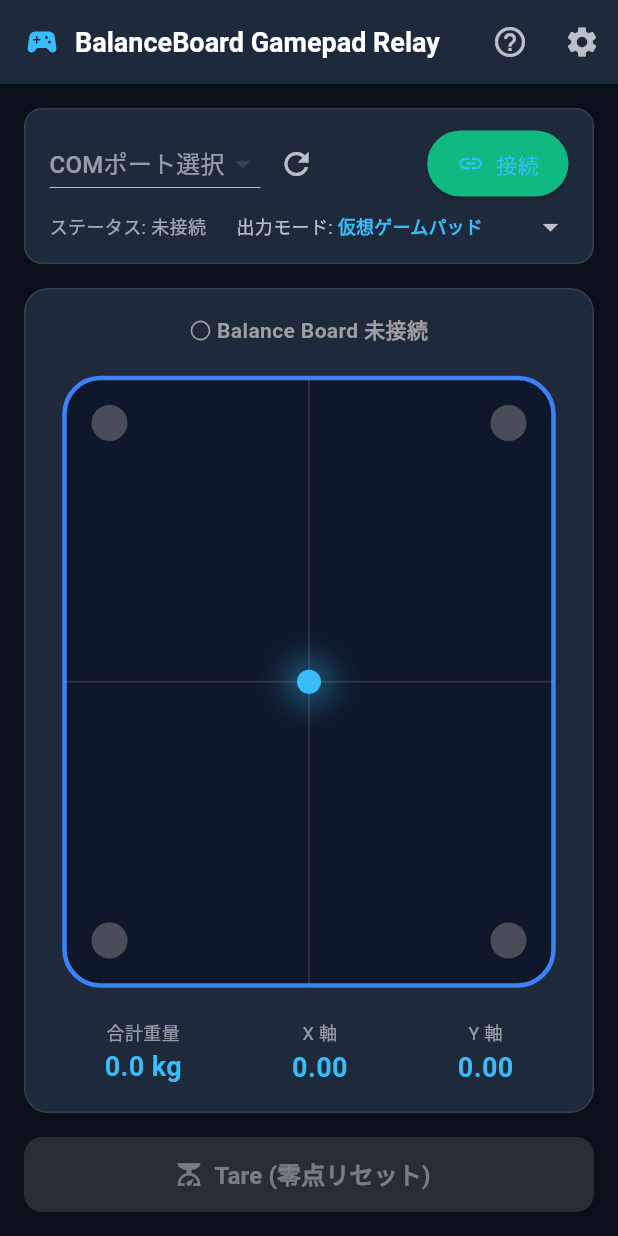
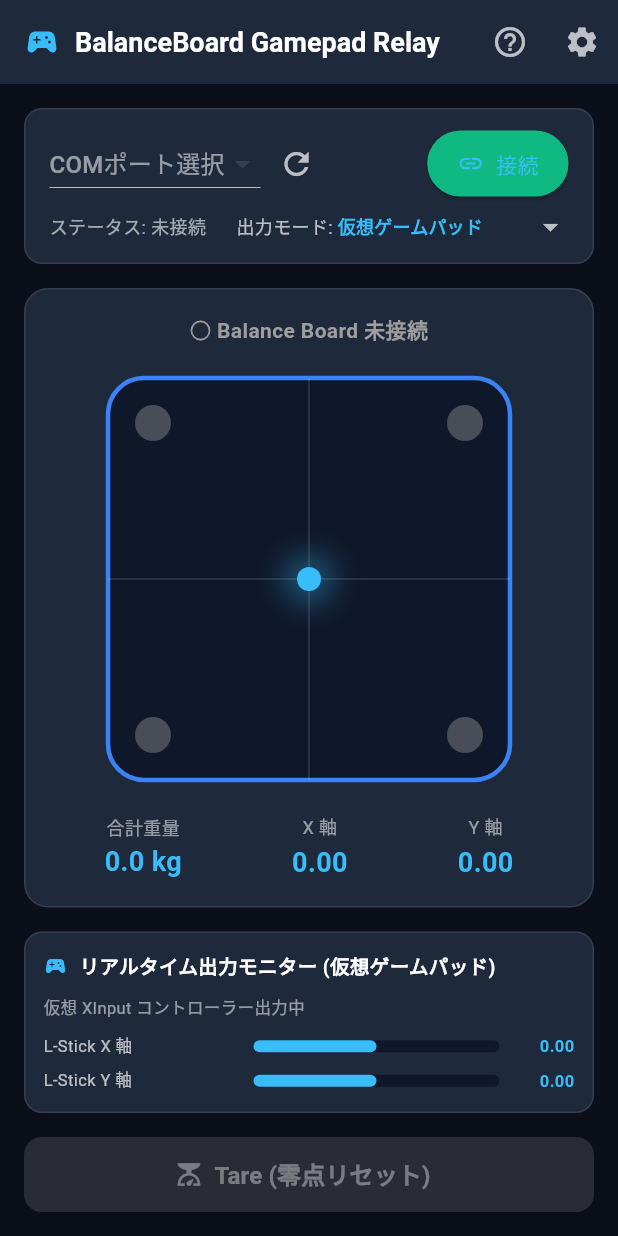
Before and after one commit to tfuru/BalanceBoard-Gamepad, a Flutter app: the screen it shows after launch, on a phone screen of 412 x 824 dp. Run offline on Flutter 3.47's test engine with Material 3 defaults, Android fonts, the phone set to English and light mode, and no system bars; missing offline and left inert: dart:ffi, flutter_libserialport.

Commit message:
feat: ダッシュボードへリアルタイム出力確認モニター(OutputStatusCard)の追加

```diff
--- a/App/lib/providers/gamepad_provider.dart
+++ b/App/lib/providers/gamepad_provider.dart
@@ -25,6 +25,38 @@ class GamepadProvider extends ChangeNotifier {
   bool get isSerialConnected => _isSerialConnected;
   String get statusMessage => _statusMessage;
   KeyboardService get keyboardService => _keyboardService;
+
+  // モニタリング用のアクティブ出力計算値 Getter
+  double get activeOscX {
+    double rawX = _currentData.centerX;
+    double x = (rawX.abs() < _config.deadzone) ? 0.0 : rawX;
+    x *= _config.sensitivity;
+    x = x.clamp(-1.0, 1.0);
+    return _config.invertOscX ? -x : x;
+  }
+
+  double get activeOscY {
+    double rawY = _currentData.centerY;
+    double y = (rawY.abs() < _config.deadzone) ? 0.0 : rawY;
+    y *= _config.sensitivity;
+    y = y.clamp(-1.0, 1.0);
+    return _config.invertOscY ? -y : y;
+  }
+
+  double get activeGamepadX {
+    double rawX = _currentData.centerX;
+    double x = (rawX.abs() < _config.deadzone) ? 0.0 : rawX;
+    x *= _config.sensitivity;
+    return x.clamp(-1.0, 1.0);
+  }
+
+  double get activeGamepadY {
+    double rawY = _currentData.centerY;
+    double y = (rawY.abs() < _config.deadzone) ? 0.0 : rawY;
+    y *= _config.sensitivity;
+    return y.clamp(-1.0, 1.0);
+  }
+
 
   GamepadProvider() {
     _oscService = OscService(host: _config.oscHost, port: _config.oscPort);
--- /dev/null
+++ b/App/lib/views/components/output_status_card.dart
@@ -0,0 +1,242 @@
+import 'package:flutter/material.dart';
+import 'package:provider/provider.dart';
+import '../../models/app_config.dart';
+import '../../providers/gamepad_provider.dart';
+
+/// 選択中出力モードの動作・キー押下・送信パラメータをリアルタイム監視・確認できるモニターカード
+class OutputStatusCard extends StatelessWidget {
+  const OutputStatusCard({super.key});
+
+  @override
+  Widget build(BuildContext context) {
+    final provider = Provider.of<GamepadProvider>(context);
+    final mode = provider.config.outputMode;
+
+    return Container(
+      padding: const EdgeInsets.all(12),
+      decoration: BoxDecoration(
+        color: const Color(0xFF1E293B),
+        borderRadius: BorderRadius.circular(12),
+        border: Border.all(color: Colors.white10),
+      ),
+      child: Column(
+        crossAxisAlignment: CrossAxisAlignment.start,
+        children: [
+          Row(
+            children: [
+              Icon(
+                _getModeIcon(mode),
+                size: 16,
+                color: _getModeColor(mode),
+              ),
+              const SizedBox(width: 8),
+              Text(
+                'リアルタイム出力モニター (${mode.label})',
+                style: const TextStyle(
+                  color: Colors.white,
+                  fontSize: 13,
+                  fontWeight: FontWeight.bold,
+                ),
+              ),
+            ],
+          ),
+          const SizedBox(height: 10),
+          _buildModeContent(context, provider, mode),
+        ],
+      ),
+    );
+  }
+
+  IconData _getModeIcon(OutputMode mode) {
+    switch (mode) {
+      case OutputMode.virtualGamepad:
+        return Icons.sports_esports;
+      case OutputMode.oscInputController:
+        return Icons.sensors;
+      case OutputMode.keyboardWasd:
+        return Icons.keyboard;
+      case OutputMode.none:
+        return Icons.block;
+    }
+  }
+
+  Color _getModeColor(OutputMode mode) {
+    switch (mode) {
+      case OutputMode.virtualGamepad:
+        return const Color(0xFF38BDF8);
+      case OutputMode.oscInputController:
+        return const Color(0xFF10B981);
+      case OutputMode.keyboardWasd:
+        return const Color(0xFFF59E0B);
+      case OutputMode.none:
+        return Colors.grey;
+    }
+  }
+
+  Widget _buildModeContent(BuildContext context, GamepadProvider provider, OutputMode mode) {
+    switch (mode) {
+      case OutputMode.keyboardWasd:
+        return _buildWasdMonitor(provider);
+      case OutputMode.oscInputController:
+        return _buildOscMonitor(provider);
+      case OutputMode.virtualGamepad:
+        return _buildGamepadMonitor(provider);
+      case OutputMode.none:
+        return const Padding(
+          padding: EdgeInsets.symmetric(vertical: 8),
+          child: Center(
+            child: Text(
+              '出力中継は停止しています（デバッグ表示のみ）',
+              style: TextStyle(color: Colors.white54, fontSize: 12),
+            ),
+          ),
+        );
+    }
+  }
+
+  /// WASD キーボード押下モニター
+  Widget _buildWasdMonitor(GamepadProvider provider) {
+    final kb = provider.keyboardService;
+    return Column(
+      children: [
+        Row(
+          mainAxisAlignment: MainAxisAlignment.center,
+          children: [
+            const SizedBox(width: 44),
+            _buildKeyTile('W', kb.isWPressed),
+            const SizedBox(width: 44),
+          ],
+        ),
+        const SizedBox(height: 6),
+        Row(
+          mainAxisAlignment: MainAxisAlignment.center,
+          children: [
+            _buildKeyTile('A', kb.isAPressed),
+            const SizedBox(width: 6),
+            _buildKeyTile('S', kb.isSPressed),
+            const SizedBox(width: 6),
+            _buildKeyTile('D', kb.isDPressed),
+          ],
+        ),
+        const SizedBox(height: 8),
+        Text(
+          _getActiveKeyText(kb),
+          style: const TextStyle(color: Color(0xFFF59E0B), fontSize: 11, fontWeight: FontWeight.bold),
+        ),
+      ],
+    );
+  }
+
+  Widget _buildKeyTile(String keyLabel, bool isPressed) {
+    return Container(
+      width: 38,
+      height: 38,
+      alignment: Alignment.center,
+      decoration: BoxDecoration(
+        color: isPressed ? const Color(0xFFF59E0B) : const Color(0xFF0F172A),
+        borderRadius: BorderRadius.circular(8),
+        border: Border.all(
+          color: isPressed ? const Color(0xFFFBBF24) : Colors.white24,
+          width: isPressed ? 2 : 1,
+        ),
+        boxShadow: isPressed
+            ? [
+                BoxShadow(
+                  color: const Color(0xFFF59E0B).withAlpha(128),
+                  blurRadius: 8,
+                  spreadRadius: 1,
+                )
+              ]
+            : [],
+      ),
+      child: Text(
+        keyLabel,
+        style: TextStyle(
+          color: isPressed ? Colors.black : Colors.white70,
+          fontWeight: FontWeight.bold,
+          fontSize: 16,
+        ),
+      ),
+    );
+  }
+
+  String _getActiveKeyText(dynamic kb) {
+    final activeKeys = <String>[];
+    if (kb.isWPressed) activeKeys.add('W (前進)');
+    if (kb.isAPressed) activeKeys.add('A (左傾)');
+    if (kb.isSPressed) activeKeys.add('S (後退)');
+    if (kb.isDPressed) activeKeys.add('D (右傾)');
+
+    if (activeKeys.isEmpty) return 'キー押下なし (ニュートラル)';
+    return '押下中: ${activeKeys.join(" + ")}';
+  }
+
+  /// OSC 送信モニター
+  Widget _buildOscMonitor(GamepadProvider provider) {
+    final oscX = provider.activeOscX;
+    final oscY = provider.activeOscY;
+
+    return Column(
+      crossAxisAlignment: CrossAxisAlignment.start,
+      children: [
+        Text(
+          '送信先: ${provider.config.oscHost}:${provider.config.oscPort} (UDP)',
+          style: const TextStyle(color: Colors.white54, fontSize: 11),
+        ),
+        const SizedBox(height: 8),
+        _buildValueBar('/input/Horizontal (左右)', oscX, const Color(0xFF10B981)),
+        const SizedBox(height: 6),
+        _buildValueBar('/input/Vertical (前後)', oscY, const Color(0xFF10B981)),
+      ],
+    );
+  }
+
+  /// 仮想ゲームパッド モニター
+  Widget _buildGamepadMonitor(GamepadProvider provider) {
+    final gpX = provider.activeGamepadX;
+    final gpY = provider.activeGamepadY;
+
+    return Column(
+      crossAxisAlignment: CrossAxisAlignment.start,
+      children: [
+        const Text(
+          '仮想 XInput コントローラー出力中',
+          style: TextStyle(color: Colors.white54, fontSize: 11),
+        ),
+        const SizedBox(height: 8),
+        _buildValueBar('L-Stick X 軸', gpX, const Color(0xFF38BDF8)),
+        const SizedBox(height: 6),
+        _buildValueBar('L-Stick Y 軸', gpY, const Color(0xFF38BDF8)),
+      ],
+    );
+  }
+
+  Widget _buildValueBar(String label, double value, Color activeColor) {
+    return Row(
+      children: [
+        SizedBox(
+          width: 140,
+          child: Text(label, style: const TextStyle(color: Colors.white70, fontSize: 11)),
+        ),
+        Expanded(
+          child: LinearProgressIndicator(
+            value: (value + 1.0) / 2.0, // -1.0..+1.0 -> 0.0..1.0
+            backgroundColor: const Color(0xFF0F172A),
+            color: activeColor,
+            minHeight: 8,
+            borderRadius: BorderRadius.circular(4),
+          ),
+        ),
+        const SizedBox(width: 8),
+        SizedBox(
+          width: 42,
+          child: Text(
+            value.toStringAsFixed(2),
+            textAlign: TextAlign.end,
+            style: TextStyle(color: activeColor, fontSize: 11, fontWeight: FontWeight.bold),
+          ),
+        ),
+      ],
+    );
+  }
+}
--- a/App/lib/views/dashboard_view.dart
+++ b/App/lib/views/dashboard_view.dart
@@ -3,8 +3,10 @@ import 'package:provider/provider.dart';
 import '../models/app_config.dart';
 import '../providers/gamepad_provider.dart';
 import 'components/cog_painter.dart';
+import 'components/output_status_card.dart';
 import 'help_view.dart';
 import 'settings_view.dart';
+
 
 
 class DashboardView extends StatelessWidget {
@@ -215,6 +217,10 @@ class DashboardView extends StatelessWidget {
             ),
             const SizedBox(height: 16),
 
+            // リアルタイム出力確認モニター欄
+            const OutputStatusCard(),
+            const SizedBox(height: 16),
+
             // 下部 コントロールボタン (Tare リセット)
             SizedBox(
               width: double.infinity,
@@ -234,6 +240,7 @@ class DashboardView extends StatelessWidget {
                 onPressed: provider.isSerialConnected ? provider.sendTareCommand : null,
               ),
             ),
+
           ],
         ),
       ),
```
Also changed, not shown: 1 other file.
